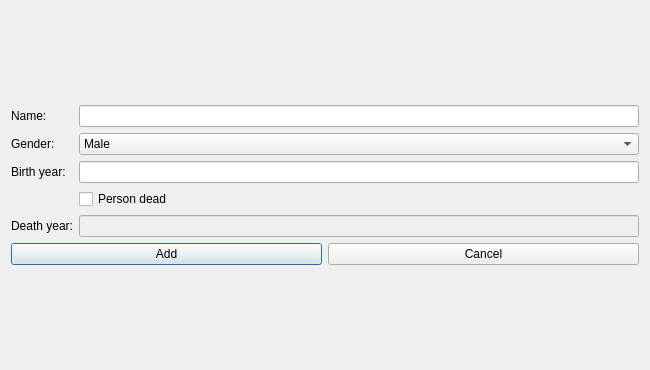
The window that Skil3/entity/person/addpersondialog.ui (AlexanderJosep/skil-3) describes before a commit, drawn with Qt 5.
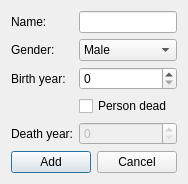
The same window after the commit.

The edit to the form file:
```diff
--- a/Skil3/entity/person/addpersondialog.ui
+++ b/Skil3/entity/person/addpersondialog.ui
@@ -6,20 +6,26 @@
    <rect>
     <x>0</x>
     <y>0</y>
-    <width>650</width>
-    <height>370</height>
+    <width>183</width>
+    <height>168</height>
    </rect>
   </property>
+  <property name="sizePolicy">
+   <sizepolicy hsizetype="Fixed" vsizetype="Fixed">
+    <horstretch>0</horstretch>
+    <verstretch>0</verstretch>
+   </sizepolicy>
+  </property>
   <property name="minimumSize">
    <size>
-    <width>650</width>
-    <height>370</height>
+    <width>0</width>
+    <height>0</height>
    </size>
   </property>
   <property name="maximumSize">
    <size>
-    <width>650</width>
-    <height>400</height>
+    <width>174444</width>
+    <height>174444</height>
    </size>
   </property>
   <property name="windowTitle">
@@ -30,13 +36,6 @@
     <layout class="QVBoxLayout" name="verticalLayout_3">
      <item>
       <layout class="QGridLayout" name="gridLayout">
-       <item row="4" column="3">
-        <widget class="QLineEdit" name="deathYearBox">
-         <property name="enabled">
-          <bool>false</bool>
-         </property>
-        </widget>
-       </item>
        <item row="1" column="0">
         <widget class="QLabel" name="label_2">
          <property name="text">
@@ -77,9 +76,6 @@
          </property>
         </widget>
        </item>
-       <item row="2" column="3">
-        <widget class="QLineEdit" name="birthYearBox"/>
-       </item>
        <item row="4" column="0">
         <widget class="QLabel" name="label_4">
          <property name="text">
@@ -104,6 +100,16 @@
          </item>
         </widget>
        </item>
+       <item row="2" column="3">
+        <widget class="QSpinBox" name="birthYearBox"/>
+       </item>
+       <item row="4" column="3">
+        <widget class="QSpinBox" name="deathYearBox">
+         <property name="enabled">
+          <bool>false</bool>
+         </property>
+        </widget>
+       </item>
       </layout>
      </item>
      <item>
```
